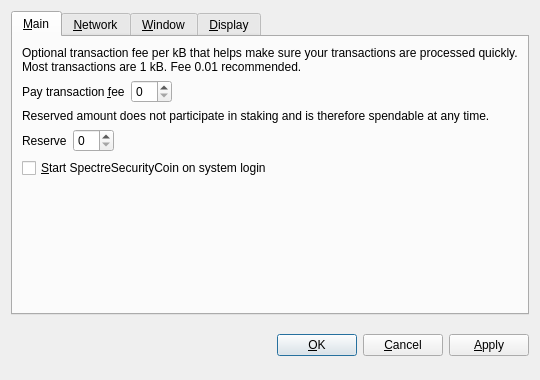
Qt form src/qt/forms/optionsdialog.ui (SpectreSecurityCoin/SpectreSecurityCoin) before a commit.
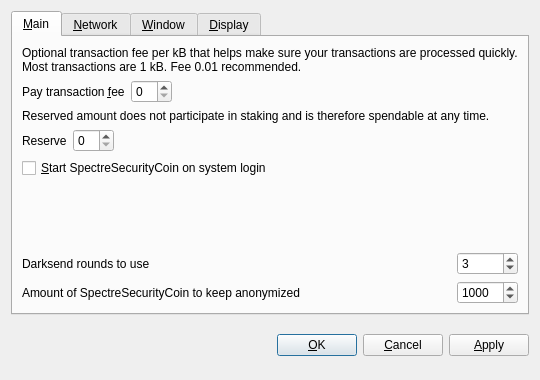
The same form after that commit. Custom widgets are drawn as their Qt base class.

Patch:
```diff
--- a/src/qt/forms/optionsdialog.ui
+++ b/src/qt/forms/optionsdialog.ui
@@ -145,6 +145,67 @@
          </property>
         </spacer>
        </item>
+       <item row="6" column="0">
+        <widget class="QLabel" name="label">
+         <property name="toolTip">
+          <string>&lt;html&gt;&lt;head/&gt;&lt;body&gt;&lt;p&gt;This setting determines the amount of individual masternodes that an input will be anonymized through. More rounds of anonymization gives a higher degree of privacy, but also costs more in fees.&lt;/p&gt;&lt;/body&gt;&lt;/html&gt;</string>
+         </property>
+         <property name="text">
+          <string>Darksend rounds to use</string>
+         </property>
+        </widget>
+       </item>
+       <item row="6" column="1">
+        <widget class="QSpinBox" name="darksendRounds">
+         <property name="minimum">
+          <number>2</number>
+         </property>
+         <property name="maximum">
+          <number>16</number>
+         </property>
+         <property name="value">
+          <number>3</number>
+         </property>
+        </widget>
+       </item>
+       <item row="7" column="0">
+        <widget class="QLabel" name="label_2">
+         <property name="toolTip">
+          <string>This amount acts as a threshold to turn off Darksend once it's reached.</string>
+         </property>
+         <property name="statusTip">
+          <string notr="true"/>
+         </property>
+         <property name="whatsThis">
+          <string notr="true"/>
+         </property>
+         <property name="accessibleName">
+          <string notr="true"/>
+         </property>
+         <property name="accessibleDescription">
+          <string notr="true"/>
+         </property>
+         <property name="text">
+          <string>Amount of SpectreSecurityCoin to keep anonymized</string>
+         </property>
+        </widget>
+       </item>
+       <item row="7" column="1">
+        <widget class="QSpinBox" name="anonymizeSpectreSecurityCoin">
+         <property name="minimum">
+          <number>2</number>
+         </property>
+         <property name="maximum">
+          <number>10000</number>
+         </property>
+         <property name="singleStep">
+          <number>10</number>
+         </property>
+         <property name="value">
+          <number>1000</number>
+         </property>
+        </widget>
+       </item>
       </layout>
      </widget>
      <widget class="QWidget" name="tabNetwork">
```
Left out of the diff: 9 changed lines with no effect on the pictures.
